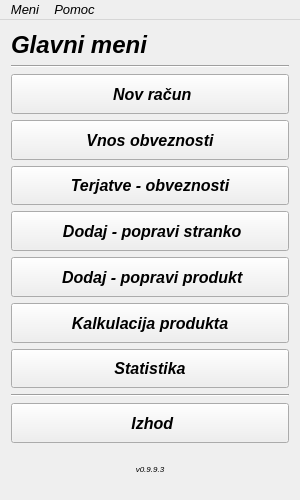
Old version of the form mainwindow.ui in the repository MaxMaxy/racun.
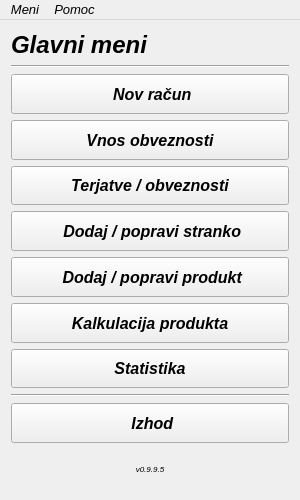
New version of the form. Icons and pictures are not drawn.

```diff
--- a/mainwindow.ui
+++ b/mainwindow.ui
@@ -167,7 +167,7 @@
          </font>
         </property>
         <property name="text">
-         <string>Terjatve - obveznosti</string>
+         <string>Terjatve / obveznosti</string>
         </property>
         <property name="icon">
          <iconset>
@@ -204,7 +204,7 @@
          </font>
         </property>
         <property name="text">
-         <string> Dodaj - popravi stranko</string>
+         <string> Dodaj / popravi stranko</string>
         </property>
         <property name="icon">
          <iconset>
@@ -240,7 +240,7 @@
          </font>
         </property>
         <property name="text">
-         <string> Dodaj - popravi produkt</string>
+         <string> Dodaj / popravi produkt</string>
         </property>
         <property name="icon">
          <iconset>
@@ -389,7 +389,7 @@
          <enum>QFrame::Raised</enum>
         </property>
         <property name="text">
-         <string>v0.9.9.3</string>
+         <string>v0.9.9.5</string>
         </property>
         <property name="textFormat">
          <enum>Qt::AutoText</enum>
```
Left out of the diff: 35 changed lines with no effect on the pictures.
